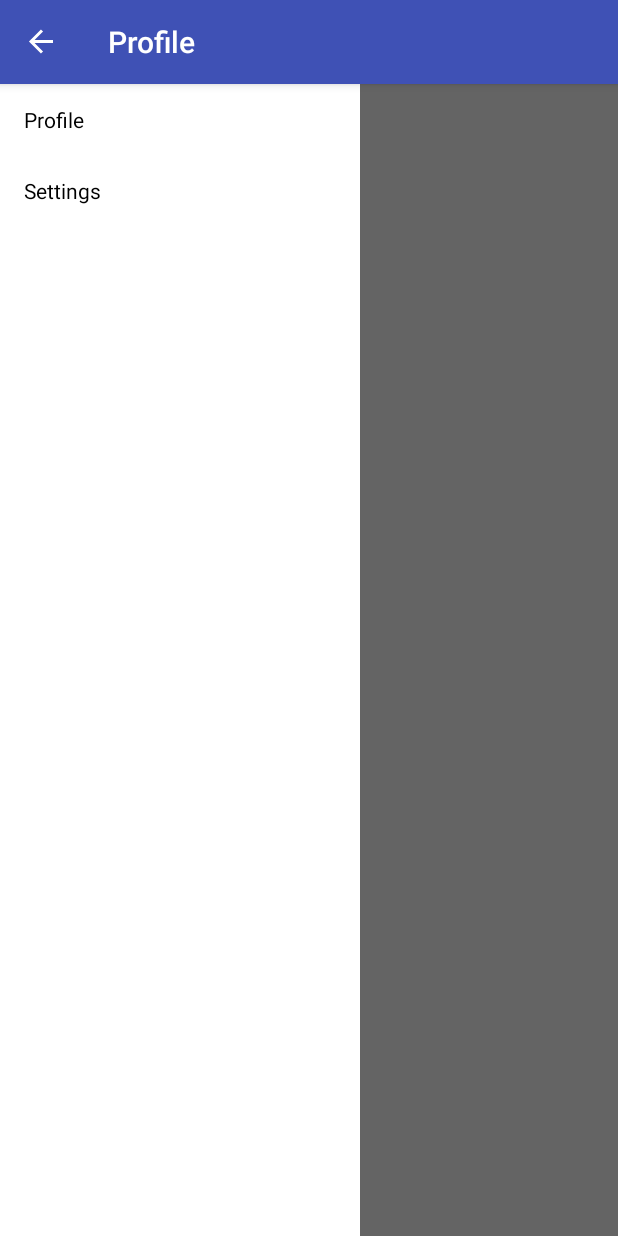
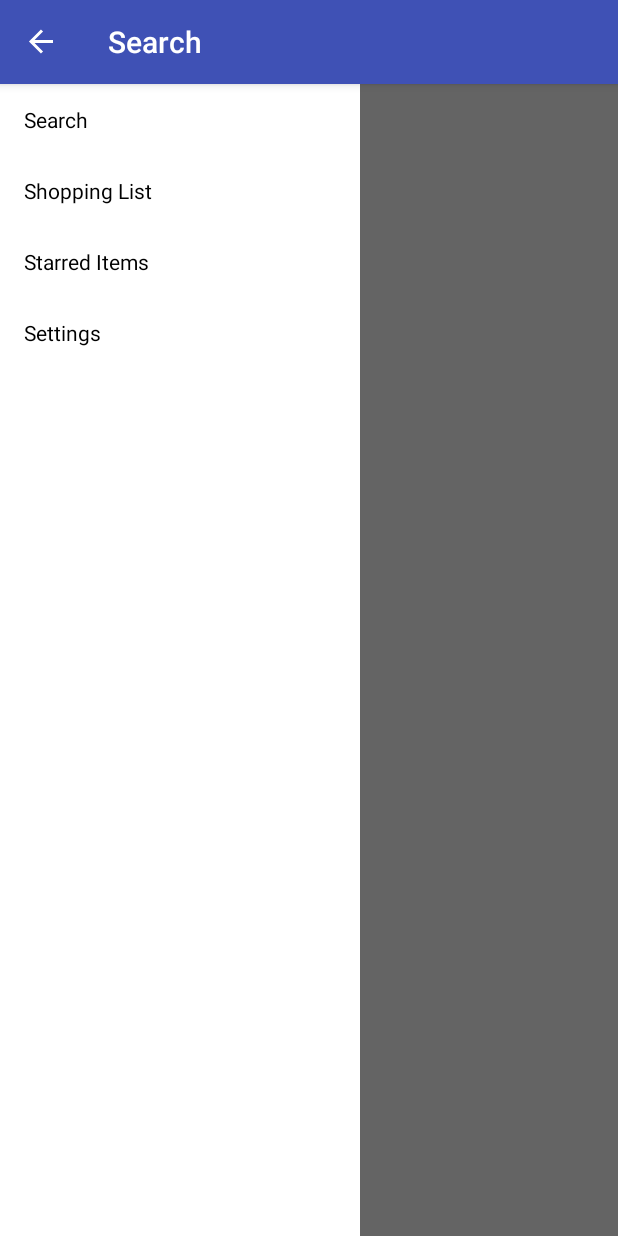
Before and after one commit to kanners/TurtleSearch, an Android app: the screen it shows after launch (MainActivity), with the side drawer open, on a phone screen of 412 x 824 dp. Run offline under Robolectric (Android 15) with nearby library versions, the phone set to English and light mode, and no system bars.

Commit message:
The side bar now works properly. Added

```diff
--- a/app/src/main/java/midatlandroid/final_project/FragmentProfile.java
+++ b/app/src/main/java/midatlandroid/final_project/FragmentProfile.java
@@ -2,7 +2,7 @@ package midatlandroid.final_project;
 
 
 import android.os.Bundle;
-import android.support.v4.app.Fragment;
+import android.app.Fragment;
 import android.view.LayoutInflater;
 import android.view.View;
 import android.view.ViewGroup;
--- a/app/src/main/java/midatlandroid/final_project/FragmentSettings.java
+++ b/app/src/main/java/midatlandroid/final_project/FragmentSettings.java
@@ -2,7 +2,7 @@ package midatlandroid.final_project;
 
 
 import android.os.Bundle;
-import android.support.v4.app.Fragment;
+import android.app.Fragment;
 import android.view.LayoutInflater;
 import android.view.View;
 import android.view.ViewGroup;
--- a/app/src/main/res/values/strings.xml
+++ b/app/src/main/res/values/strings.xml
@@ -5,7 +5,9 @@
 
     <string name="title_activity_navigation_drawer">NavigationDrawerActivity</string>
     <string-array name="sliding_drawer_array">
-        <item>Profile</item>
+        <item>Search</item>
+        <item>Shopping List</item>
+        <item>Starred Items</item>
         <item>Settings</item>
     </string-array>
 
--- a/build.gradle
+++ b/build.gradle
@@ -5,7 +5,7 @@ buildscript {
         jcenter()
     }
     dependencies {
-        classpath 'com.android.tools.build:gradle:2.3.2'
+        classpath 'com.android.tools.build:gradle:2.3.3'
 
         // NOTE: Do not place your application dependencies here; they belong
         // in the individual module build.gradle files
```
